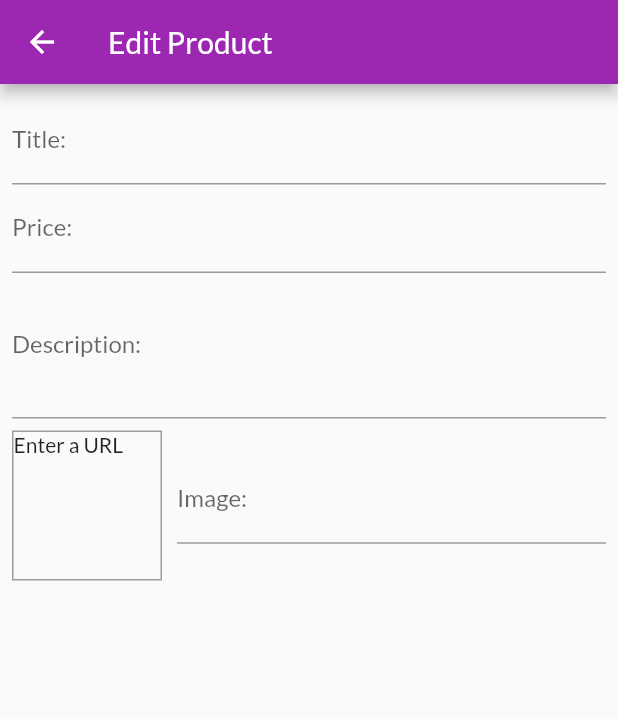
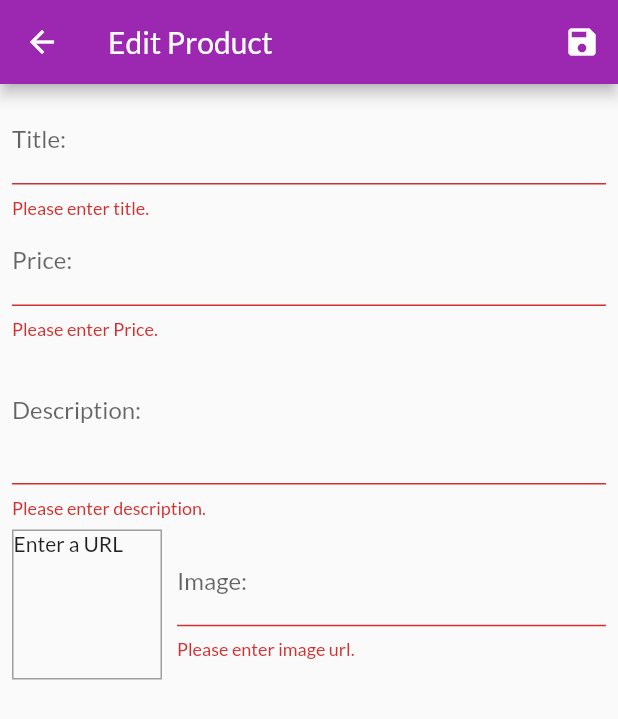
Before and after one commit to jinyongnan810/flutter-shop-app, a Flutter app: the EditProductScreen screen opened by its route, on a phone screen of 412 x 824 dp. Shown: the top 719 px of the screen. Run offline on Flutter 3.47's test engine with Material 2 defaults, Android fonts, the phone set to English and light mode, and no system bars; network calls fail.

Commit message:
validation

```diff
--- a/lib/screens/edit_product_screen.dart
+++ b/lib/screens/edit_product_screen.dart
@@ -48,6 +48,9 @@ class _EditProductScreenState extends State<EditProductScreen> {
   Widget build(BuildContext context) {
     final products = Provider.of<Products>(context, listen: false);
     void onSubmit() {
+      if (!_form.currentState!.validate()) {
+        return;
+      }
       _form.currentState!.save();
       _editingProduct.id = Random().nextInt(100000).toString();
       products.addProdcut(_editingProduct);
@@ -58,17 +61,18 @@ class _EditProductScreenState extends State<EditProductScreen> {
         appBar: AppBar(
           title: Text('Edit Product'),
           actions: [
-            TextButton(
+            IconButton(
                 onPressed: () {
                   onSubmit();
                 },
-                child: Text('Save'))
+                icon: Icon(Icons.save))
           ],
         ),
         body: Padding(
           padding: EdgeInsets.all(8),
           child: Form(
             key: _form,
+            autovalidateMode: AutovalidateMode.always,
             // ListView will remove items not appearing on screen
             // That when we use SingleChildScrollView&Column
             child: SingleChildScrollView(
@@ -79,6 +83,12 @@ class _EditProductScreenState extends State<EditProductScreen> {
                   decoration: InputDecoration(labelText: 'Title:'),
                   // keyboard shows next
                   textInputAction: TextInputAction.next,
+                  validator: (value) {
+                    if (value == null || value.isEmpty) {
+                      return 'Please enter title.';
+                    }
+                    return null;
+                  },
                   onFieldSubmitted: (_) {
                     // press enter on computer
                     // or next icon on keyboard will make the focusNode to be focused
@@ -93,6 +103,18 @@ class _EditProductScreenState extends State<EditProductScreen> {
                   keyboardType: TextInputType.number,
                   textInputAction: TextInputAction.next,
                   focusNode: _priceFocusNode,
+                  validator: (value) {
+                    if (value == null || value.isEmpty) {
+                      return 'Please enter Price.';
+                    }
+                    if (double.tryParse(value) == null) {
+                      return 'Please enter valid number';
+                    }
+                    if (double.parse(value) <= 0) {
+                      return 'Please enter a positive number';
+                    }
+                    return null;
+                  },
                   onFieldSubmitted: (_) {
                     FocusScope.of(context).requestFocus(_descFocusNode);
                   },
@@ -108,6 +130,12 @@ class _EditProductScreenState extends State<EditProductScreen> {
                   // multiline allows enter, therefore can't use next
                   // textInputAction: TextInputAction.next,
                   focusNode: _descFocusNode,
+                  validator: (value) {
+                    if (value == null || value.isEmpty) {
+                      return 'Please enter description.';
+                    }
+                    return null;
+                  },
                   onSaved: (value) {
                     _editingProduct.description = value ?? '';
                   },
@@ -134,6 +162,16 @@ class _EditProductScreenState extends State<EditProductScreen> {
                         textInputAction: TextInputAction.done,
                         controller: _imageUrlController,
                         focusNode: _imageUrlFocusNode,
+                        validator: (value) {
+                          if (value == null || value.isEmpty) {
+                            return 'Please enter image url.';
+                          }
+                          if (!['jpg', 'png']
+                              .any((end) => value.endsWith(end))) {
+                            return 'Please enter an image url';
+                          }
+                          return null;
+                        },
                         onFieldSubmitted: (_) {
                           onSubmit();
                         },
```
